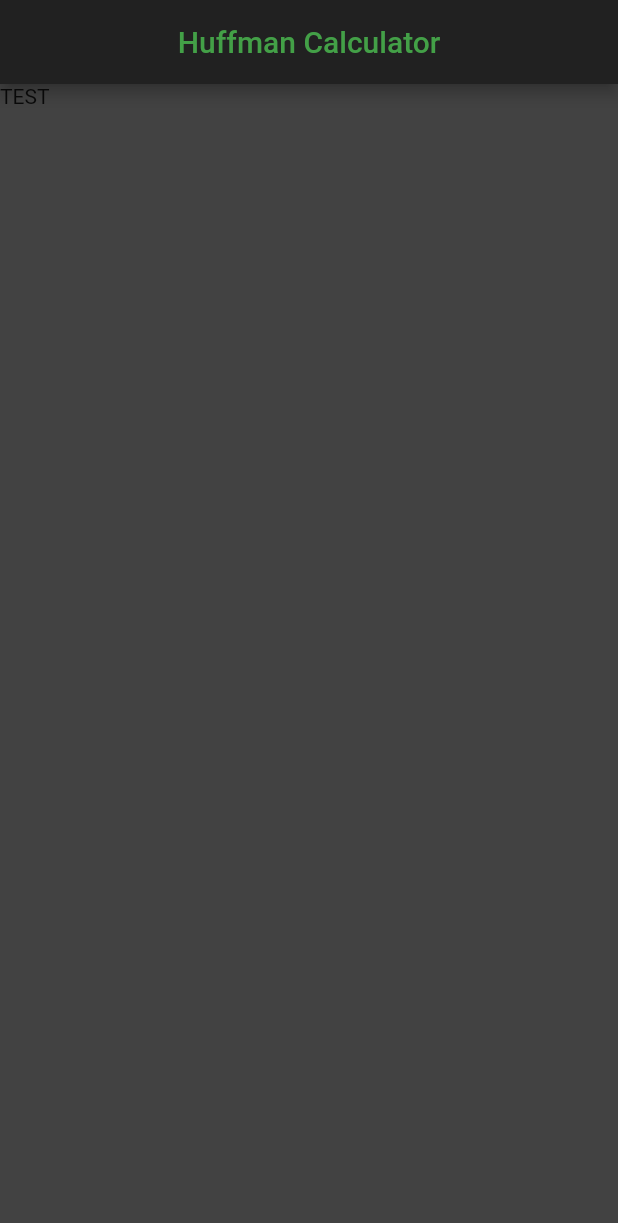
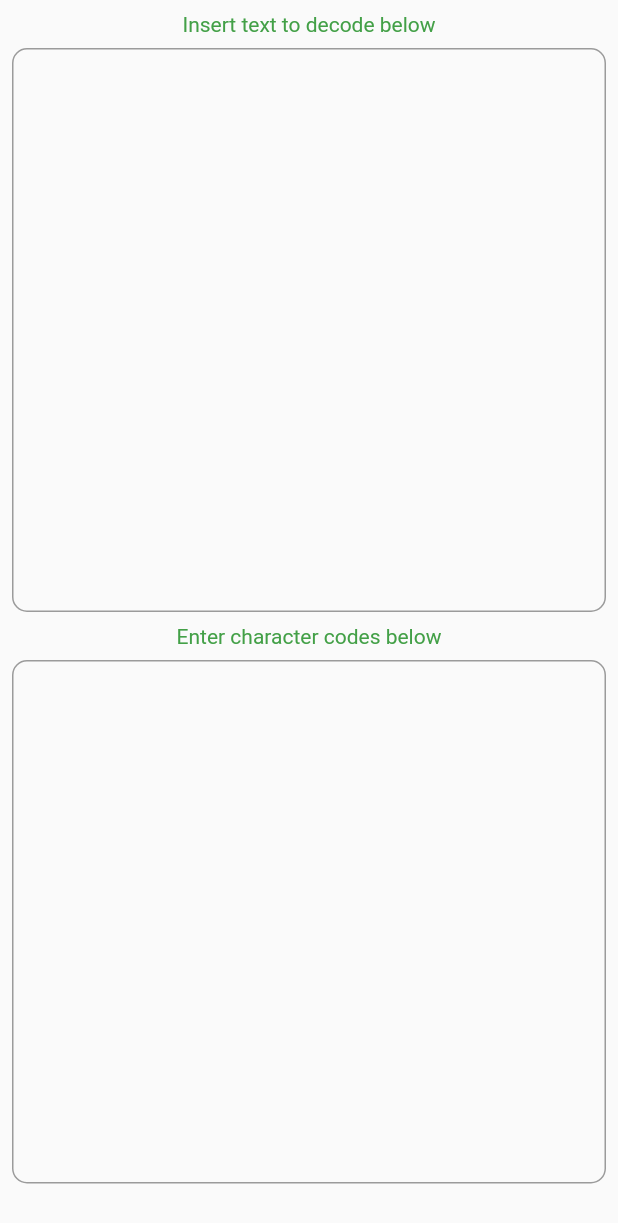
Before and after one commit to Lorenzo-Pappalardo/huffman_calculator, a Flutter app: the DecodePage widget shown alone on an empty page, opened directly, on a phone screen of 412 x 824 dp. Shown: the top 1223 px of the screen. Run offline on Flutter 3.47's test engine with Material 2 defaults, Android fonts, the phone set to English and light mode, and no system bars.

Commit message:
Found a way to interchange the EncodePage with the DecodePage by making some changes to the code. The encode functionality still works but the decode is not implemented, yet.

```diff
--- a/lib/DecodePage.dart
+++ b/lib/DecodePage.dart
@@ -1,14 +1,39 @@
 import 'package:flutter/material.dart';
-import 'package:huffmancalculator/AppBar.dart';
+import 'package:huffmancalculator/InputTextField.dart';
 import 'package:huffmancalculator/Theme.dart';
 
 class DecodePage extends StatelessWidget {
   @override
   Widget build(BuildContext context) {
-    return Scaffold(
-      backgroundColor: getThemeData().backgroundColor,
-      appBar: getAppBar(),
-      body: Text("TEST"),
+    return Center(
+      child: Column(
+        children: <Widget>[
+          Padding(
+            padding: const EdgeInsets.only(top: 8.0, left: 8.0, right: 8.0),
+            child: Text(
+              "Insert text to decode below",
+              style: TextStyle(color: getThemeData().accentColor),
+            ),
+          ),
+          Expanded(
+            child: Padding(
+              padding: const EdgeInsets.all(8.0),
+              child: InputTextField(),
+            ),
+          ),
+          Text(
+            "Enter character codes below",
+            style: TextStyle(color: getThemeData().accentColor),
+          ),
+          Expanded(
+            child: Padding(
+              padding: const EdgeInsets.only(
+                  top: 8.0, left: 8.0, right: 8.0, bottom: 35.0),
+              child: InputTextField(),
+            ),
+          ),
+        ],
+      ),
     );
   }
 }
--- a/lib/InputTextField.dart
+++ b/lib/InputTextField.dart
@@ -6,11 +6,7 @@ class InputTextField extends StatelessWidget {
 
   @override
   Widget build(BuildContext context) {
-    return Expanded(
-      child: Padding(
-        padding: const EdgeInsets.only(
-            top: 8.0, left: 8.0, right: 8.0, bottom: 35.0),
-        child: TextField(
+    return TextField(
       maxLines: 99,
       style: TextStyle(color: getThemeData().accentColor),
       decoration: InputDecoration(
@@ -19,8 +15,6 @@ class InputTextField extends StatelessWidget {
       onChanged: (String inserted) {
         inputText = inserted;
       },
-        ),
-      ),
     );
   }
 }
```
Also changed, not shown: lib/EncodePage.dart (+9 -11 lines), lib/main.dart (+34 -19 lines). Lines whose indentation alone changed are shown as unchanged.
